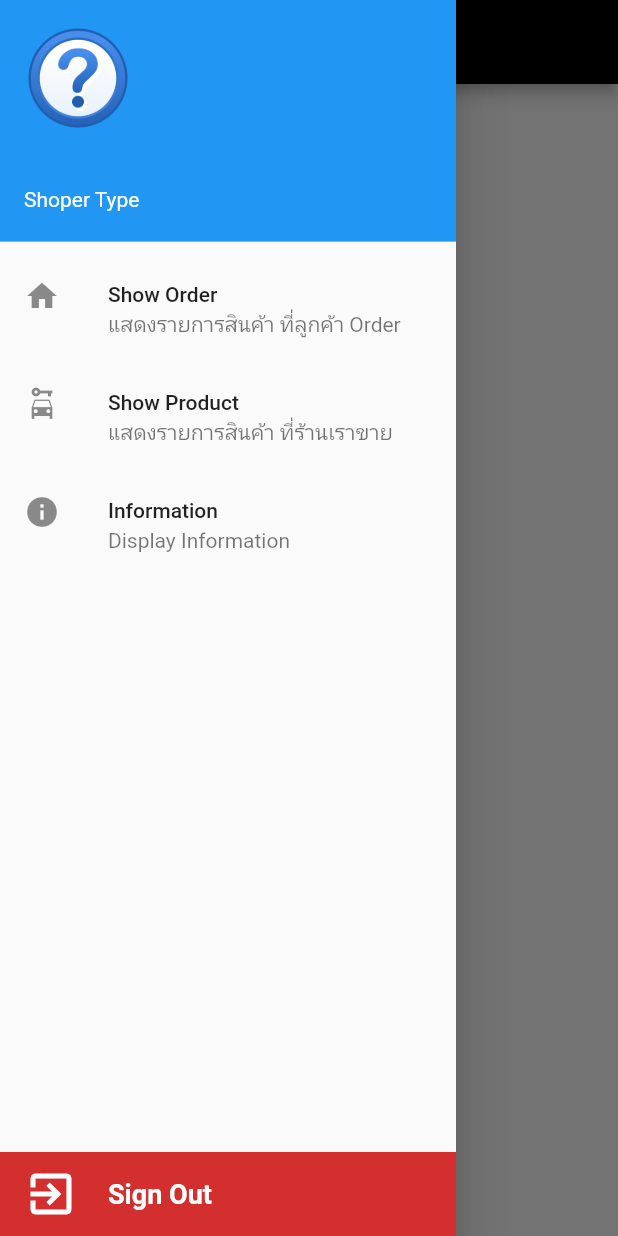
After one commit to masterUNG/DirakApp, a Flutter app: the ShopperService screen opened by its route, with the side drawer open, on a phone screen of 412 x 824 dp. The commit adds this screen. Run offline on Flutter 3.47's test engine with Material 2 defaults, Android fonts, the phone set to English and light mode, and no system bars; our stand-ins replace cloud_firestore, firebase_auth, firebase_core, firebase_storage, image_picker; accounts and stored records are empty.

Commit message:
finish 9Feb

```diff
--- /dev/null
+++ b/lib/body/show_order_shop.dart
@@ -0,0 +1,16 @@
+import 'package:flutter/material.dart';
+
+
+class ShowOrderShop extends StatefulWidget {
+  @override
+  _ShowOrderShopState createState() => _ShowOrderShopState();
+}
+
+class _ShowOrderShopState extends State<ShowOrderShop> {
+  @override
+  Widget build(BuildContext context) {
+    return Scaffold(
+      body: Text('This is Order'),
+    );
+  }
+}
--- a/lib/router.dart
+++ b/lib/router.dart
@@ -8,5 +8,5 @@ final Map<String, WidgetBuilder> map = {
   '/authen': (BuildContext context) => Authen(),
   '/createAccount':(BuildContext context)=>CreateAccount(),
   '/customerService':(BuildContext context)=>CustomerService(),
-  '/shopperService':(BuildContext context)=>ShopperService(),
+  '/shoperService':(BuildContext context)=>ShopperService(),
 };
--- a/lib/states/customer_service.dart
+++ b/lib/states/customer_service.dart
@@ -1,5 +1,5 @@
+import 'package:dirakapp/utility/my_style.dart';
 import 'package:flutter/material.dart';
-
 
 class CustomerService extends StatefulWidget {
   @override
@@ -10,7 +10,9 @@ class _CustomerServiceState extends State<CustomerService> {
   @override
   Widget build(BuildContext context) {
     return Scaffold(
-
+      appBar: AppBar(
+        title: Text('Welcome Customer'),
+      ),drawer: Drawer(child: MyStyle().buildSignOut(context),),
     );
   }
 }
--- a/lib/states/shopper_service.dart
+++ b/lib/states/shopper_service.dart
@@ -1,5 +1,10 @@
+import 'package:dirakapp/body/information_shop.dart';
+import 'package:dirakapp/body/shop_product_shop.dart';
+import 'package:dirakapp/body/show_order_shop.dart';
+import 'package:dirakapp/utility/my_style.dart';
+import 'package:firebase_auth/firebase_auth.dart';
+import 'package:firebase_core/firebase_core.dart';
 import 'package:flutter/material.dart';
-
 
 class ShopperService extends StatefulWidget {
   @override
@@ -7,10 +12,110 @@ class ShopperService extends StatefulWidget {
 }
 
 class _ShopperServiceState extends State<ShopperService> {
+  String nameShop, photoShop;
+  Widget currentWidget = ShowOrderShop();
+
+  @override
+  void initState() {
+    // TODO: implement initState
+    super.initState();
+    findLogin();
+  }
+
+  Future<Null> findLogin() async {
+    await Firebase.initializeApp().then((value) async {
+      await FirebaseAuth.instance.authStateChanges().listen((event) {
+        setState(() {
+          nameShop = event.displayName;
+          photoShop = event.photoURL;
+          print('photoShop = $photoShop');
+        });
+      });
+    });
+  }
+
   @override
   Widget build(BuildContext context) {
     return Scaffold(
+      appBar: AppBar(
+        title: Text('Welcome Shoper'),
+      ),
+      drawer: buildDrawer(context),
+      body: currentWidget,
+    );
+  }
 
+  Drawer buildDrawer(BuildContext context) {
+    findLogin();
+    return Drawer(
+      child: Stack(
+        children: [
+          Column(
+            children: [
+              buildUserAccountsDrawerHeader(),
+              buildMenuShowOrder(context),
+              buildMenuShowProduct(context),
+              buildMenuInformation(context),
+            ],
+          ),
+          MyStyle().buildSignOut(context),
+        ],
+      ),
+    );
+  }
+
+  ListTile buildMenuShowOrder(BuildContext context) {
+    return ListTile(
+      onTap: () {
+        setState(() {
+          currentWidget = ShowOrderShop();
+
+        });
+        Navigator.pop(context);
+      },
+      leading: Icon(Icons.home),
+      title: Text('Show Order'),
+      subtitle: Text('แสดงรายการสินค้า ที่ลูกค้า Order'),
+    );
+  }
+
+  ListTile buildMenuShowProduct(BuildContext context) {
+    return ListTile(
+      onTap: () {
+        setState(() {
+          currentWidget = ShowProductShop();
+
+        });
+        Navigator.pop(context);
+      },
+      leading: Icon(Icons.car_rental),
+      title: Text('Show Product'),
+      subtitle: Text('แสดงรายการสินค้า ที่ร้านเราขาย'),
+    );
+  }
+
+  ListTile buildMenuInformation(BuildContext context) {
+    return ListTile(
+      onTap: () {
+        setState(() {
+          currentWidget = InformationShop();
+
+        });
+        Navigator.pop(context);
+      },
+      leading: Icon(Icons.info),
+      title: Text('Information'),
+      subtitle: Text('Display Information'),
+    );
+  }
+
+  UserAccountsDrawerHeader buildUserAccountsDrawerHeader() {
+    return UserAccountsDrawerHeader(
+      currentAccountPicture: photoShop == null
+          ? Image(image: AssetImage('images/question.png'))
+          : Image(image: NetworkImage(photoShop)),
+      accountName: Text(nameShop == null ? 'Name' : nameShop),
+      accountEmail: Text('Shoper Type'),
     );
   }
 }
--- a/lib/utility/my_style.dart
+++ b/lib/utility/my_style.dart
@@ -1,9 +1,36 @@
+import 'package:firebase_auth/firebase_auth.dart';
+import 'package:firebase_core/firebase_core.dart';
 import 'package:flutter/material.dart';
 
 class MyStyle {
   Color darkColor = Color(0xffb7cc00);
   Color primaryColor = Color(0xffedff3d);
   Color lightColor = Color(0xffffff75);
+
+  Column buildSignOut(BuildContext context) {
+    return Column(
+      mainAxisAlignment: MainAxisAlignment.end,
+      children: [
+        ListTile(
+          onTap: () async {
+            Navigator.pop(context);
+            await Firebase.initializeApp().then((value) async {
+              await FirebaseAuth.instance.signOut().then((value) =>
+                  Navigator.pushNamedAndRemoveUntil(
+                      context, '/authen', (route) => false));
+            });
+          },
+          tileColor: Colors.red.shade700,
+          leading: Icon(
+            Icons.exit_to_app,
+            size: 36,
+            color: Colors.white,
+          ),
+          title: MyStyle().titleH2('Sign Out'),
+        ),
+      ],
+    );
+  }
 
   Widget wallpaper(double screen, BuildContext context) => Container(
         width: screen,
@@ -37,6 +64,15 @@ class MyStyle {
         ),
       );
 
+  Widget titleH2(String title) => Text(
+        title,
+        style: TextStyle(
+          fontSize: 18,
+          fontWeight: FontWeight.bold,
+          color: Colors.white,
+        ),
+      );
+
   Widget titleH3(String title) => Text(
         title,
         style: TextStyle(
--- a/pubspec.yaml
+++ b/pubspec.yaml
@@ -28,7 +28,11 @@ dependencies:
   # The following adds the Cupertino Icons font to your application.
   # Use with the CupertinoIcons class for iOS style icons.
   cupertino_icons: ^1.0.0
-  firebase_core: ^0.7.0
+  firebase_core: ^0.5.3
+  firebase_auth: ^0.18.4+1
+  cloud_firestore: ^0.14.4
+  firebase_storage: ^5.2.0
+  image_picker: ^0.6.7+22
 
 dev_dependencies:
   flutter_test:
```
Also changed, not shown: lib/body/information_shop.dart (added, +123 -0 lines), lib/body/shop_product_shop.dart (added, +16 -0 lines), lib/main.dart (+33 -2 lines), lib/models/user_model.dart (added, +55 -0 lines), lib/states/authen.dart (+40 -2 lines), lib/states/create_account.dart (+42 -1 lines), images/question.png (added), pubspec.lock, 4 other files.
